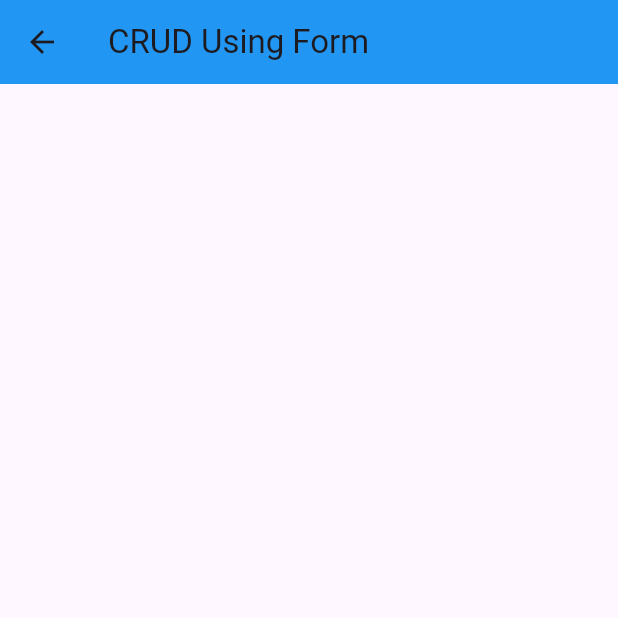
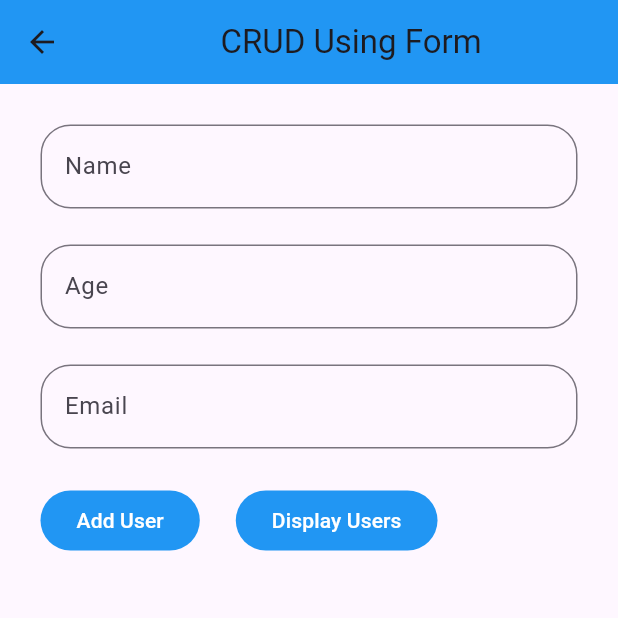
Before and after one commit to dhrruvchotai/Flutter_Lab, a Flutter app: the myCRUD_Form screen opened directly, on a phone screen of 412 x 824 dp, the top half of it. Run offline on Flutter 3.47's test engine with Material 3 defaults, Android fonts, the phone set to English and light mode, and no system bars.

Commit message:
added Form Using CRUD

```diff
--- a/lib/CRUDUsingList/myCRUD_Form.dart
+++ b/lib/CRUDUsingList/myCRUD_Form.dart
@@ -1,13 +1,150 @@
 import 'package:flutter/material.dart';
+import 'package:labs/CRUDUsingList/user.dart';
 
-class myCRUD_Form extends StatelessWidget {
+class myCRUD_Form extends StatefulWidget {
   const myCRUD_Form({super.key});
+
+  @override
+  State<myCRUD_Form> createState() => _myCRUD_FormState();
+}
+
+class _myCRUD_FormState extends State<myCRUD_Form> {
+
+  User user = User();
+
+  TextEditingController Name = TextEditingController();
+  TextEditingController Age = TextEditingController();
+  TextEditingController Email = TextEditingController();
+  GlobalKey<FormState> FormKey = GlobalKey();
+  List<Map<String, dynamic>> Users = [];
+  String FormattedUsers = "";
 
   @override
   Widget build(BuildContext context) {
     return Scaffold(
-      appBar: AppBar(title: Text('CRUD Using Form'),backgroundColor: Colors.blue,),
+      appBar: AppBar(
+        title: Center(child: Text('CRUD Using Form')),
+        backgroundColor: Colors.blue,
+      ),
+      body: Form(
+        key: FormKey,
+        child: Padding(
+          padding: const EdgeInsets.all(15.0),
+          child: Column(
+            children: [
+              Padding(
+                padding: const EdgeInsets.all(12.0),
+                child: TextFormField(
+                  controller: Name,
+                  decoration: InputDecoration(
+                    labelText: 'Name',
+                    border: OutlineInputBorder(
+                        borderRadius: BorderRadius.circular(20)),
+                  ),
+                  validator: (value) {
+                    if (value!.isEmpty) {
+                      return 'Please enter name!!';
+                    }
+                    if (!RegExp(r'\w')
+                        .hasMatch(value)) {
+                      return 'Please enter valid name!!';
+                    }
+                    return null;
+                  },
+                ),
+              ),
+              Padding(
+                padding: const EdgeInsets.all(12.0),
+                child: TextFormField(
+                  controller: Age,
+                  decoration: InputDecoration(
+                    labelText: 'Age',
+                    border: OutlineInputBorder(
+                        borderRadius: BorderRadius.circular(20)),
+                  ),
+                  validator: (value) {
+                    if (value!.isEmpty) {
+                      return 'Please enter age!!';
+                    }
 
+                    if (!RegExp(r'\d').hasMatch(value)) {
+                      return 'Please enter valid age';
+                    }
+
+                    return null;
+                  },
+                ),
+              ),
+              Padding(
+                padding: const EdgeInsets.all(12.0),
+                child: TextFormField(
+                  controller: Email,
+                  decoration: InputDecoration(
+                    labelText: 'Email',
+                    border: OutlineInputBorder(
+                        borderRadius: BorderRadius.circular(20)),
+                  ),
+                  validator: (value) {
+                    if (value!.isEmpty) {
+                      return "Please enter email!!";
+                    }
+                    if (!RegExp(r'^.*@gmail.com$').hasMatch(value)) {
+                      return 'Please enter valid email!!';
+                    }
+                    return null;
+                  },
+                ),
+              ),
+              Row(
+                children: [
+                  Padding(
+                    padding: const EdgeInsets.all(12.0),
+                    child: FilledButton(
+                      onPressed: () {
+                        setState(() {});
+
+                        if(!FormKey.currentState!.validate()){
+                          print('Please enter valid details');
+                        }
+
+                        // print('Name : ${Name.text}, Age : ${Age.text}, Email : ${Email.text} ');
+                        user.addUserInList(name: Name.text, age:Age.text, email: Email.text);
+                        // print(user.getUserList());
+
+                      },
+                      child: Text('Add User'),
+                      style: FilledButton.styleFrom(backgroundColor: Colors.blue),
+                    ),
+                  ),
+                  Padding(
+                    padding: const EdgeInsets.all(12.0),
+                    child: FilledButton(onPressed: (){
+
+                      setState(() {});
+
+                      if(!FormKey.currentState!.validate()){
+                        print('Enter valid details!!');
+                      }
+
+                      Users = user.getUserList();
+                      for( int i = 0; i<Users.length;i++){
+                        FormattedUsers += "Name : ${Users[i]["Name"]}, \t Age : ${Users[i]["Age"]}, \t Email : ${Users[i]["Email"]} \n \n";
+                      }
+
+                    }, child: Text('Display Users'),style: FilledButton.styleFrom(
+                        backgroundColor: Colors.blue
+                    )),
+                  ),
+                ],
+              ),
+              Padding(
+                padding: const EdgeInsets.all(20.0),
+                child: Text(FormattedUsers),
+              ),
+            ],
+          ),
+        ),
+      ),
     );
   }
 }
```
